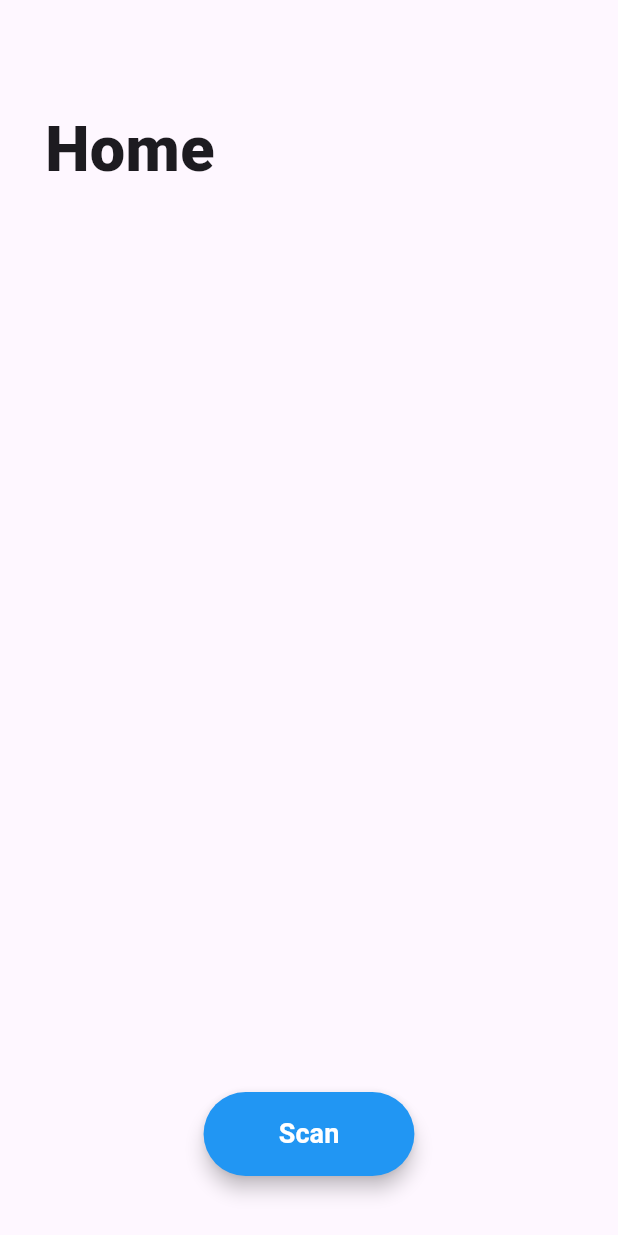
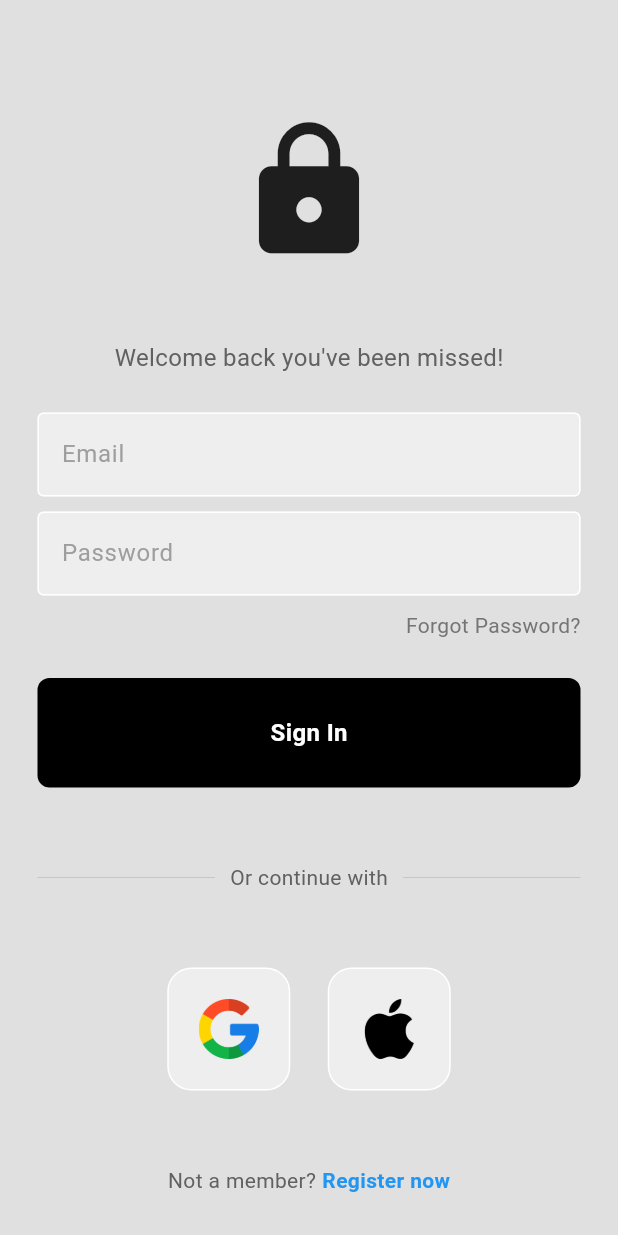
Before and after one commit to adelitoo/Mobile-Crate-Recognition, a Flutter app: the screen it shows after launch, on a phone screen of 412 x 824 dp. Run offline on Flutter 3.47's test engine with Material 3 defaults, Android fonts, the phone set to English and light mode, and no system bars; our stand-ins replace camera, firebase_auth, firebase_core, flutter_native_splash; accounts and stored records are empty; Roboto replaces fonts that are missing (SFPro).

Commit message:
created login screen + firebase setup

```diff
--- /dev/null
+++ b/mobile-app/crate_app/lib/auth_screen.dart
@@ -0,0 +1,27 @@
+import 'package:crate_app/home_screen.dart';
+import 'package:crate_app/login_screen.dart';
+import 'package:firebase_auth/firebase_auth.dart';
+import 'package:flutter/material.dart';
+
+class AuthScreen extends StatelessWidget {
+  const AuthScreen({super.key});
+
+  @override
+  Widget build(BuildContext context) {
+    return Scaffold(
+      body: StreamBuilder<User?>(
+        stream: FirebaseAuth.instance.authStateChanges(),
+        builder: (context, snapshot) {
+          // user is logged in
+          if (snapshot.hasData) {
+            return HomeScreen();
+          }
+          // user is not logged it
+          else {
+            return LoginScreen();
+          }
+        },
+      ),
+    );
+  }
+}
--- /dev/null
+++ b/mobile-app/crate_app/lib/components/my_button.dart
@@ -0,0 +1,32 @@
+import 'package:flutter/material.dart';
+
+class MyButton extends StatelessWidget {
+  final Function()? onTap;
+
+  const MyButton({super.key, required this.onTap});
+
+  @override
+  Widget build(BuildContext context) {
+    return GestureDetector(
+      onTap: onTap,
+      child: Container(
+        padding: const EdgeInsets.all(25),
+        margin: const EdgeInsets.symmetric(horizontal: 25),
+        decoration: BoxDecoration(
+          color: Colors.black,
+          borderRadius: BorderRadius.circular(8),
+        ),
+        child: const Center(
+          child: Text(
+            "Sign In",
+            style: TextStyle(
+              color: Colors.white,
+              fontWeight: FontWeight.bold,
+              fontSize: 16,
+            ),
+          ),
+        ),
+      ),
+    );
+  }
+}
--- /dev/null
+++ b/mobile-app/crate_app/lib/components/my_textfield.dart
@@ -0,0 +1,37 @@
+import 'package:flutter/material.dart';
+
+class MyTextField extends StatelessWidget {
+  final controller;
+  final String hintText;
+  final bool obscureText;
+
+  const MyTextField({
+    super.key,
+    required this.controller,
+    required this.hintText,
+    required this.obscureText,
+  });
+
+  @override
+  Widget build(BuildContext context) {
+    return Padding(
+      padding: const EdgeInsets.symmetric(horizontal: 25.0),
+      child: TextField(
+        controller: controller,
+        obscureText: obscureText,
+        decoration: InputDecoration(
+          enabledBorder: const OutlineInputBorder(
+            borderSide: BorderSide(color: Colors.white),
+          ),
+          focusedBorder: OutlineInputBorder(
+            borderSide: BorderSide(color: Colors.grey.shade400),
+          ),
+          fillColor: Colors.grey.shade200,
+          filled: true,
+          hintText: hintText,
+          hintStyle: TextStyle(color: Colors.grey[500]),
+        ),
+      ),
+    );
+  }
+}
--- /dev/null
+++ b/mobile-app/crate_app/lib/components/square_title.dart
@@ -0,0 +1,19 @@
+import 'package:flutter/material.dart';
+
+class SquareTile extends StatelessWidget {
+  final String imagePath;
+  const SquareTile({super.key, required this.imagePath});
+
+  @override
+  Widget build(BuildContext context) {
+    return Container(
+      padding: EdgeInsets.all(20),
+      decoration: BoxDecoration(
+        border: Border.all(color: Colors.white),
+        borderRadius: BorderRadius.circular(16),
+        color: Colors.grey[200],
+      ),
+      child: Image.asset(imagePath, height: 40),
+    );
+  }
+}
--- a/mobile-app/crate_app/lib/home_screen.dart
+++ b/mobile-app/crate_app/lib/home_screen.dart
@@ -1,9 +1,16 @@
 import 'package:camera/camera.dart';
 import 'package:crate_app/camera_screen.dart';
+import 'package:firebase_auth/firebase_auth.dart';
 import 'package:flutter/material.dart';
 
 class HomeScreen extends StatelessWidget {
-  const HomeScreen({super.key});
+  HomeScreen({super.key});
+
+  final user = FirebaseAuth.instance.currentUser;
+
+  void signUserOut() {
+    FirebaseAuth.instance.signOut();
+  }
 
   @override
   Widget build(BuildContext context) {
@@ -14,7 +21,7 @@ class HomeScreen extends StatelessWidget {
           const Padding(
             padding: EdgeInsets.fromLTRB(30, 70, 0, 0),
             child: Text(
-              'Home',
+              "Home",
               style: TextStyle(
                 fontFamily: 'SFPro',
                 fontSize: 42,
@@ -22,6 +29,32 @@ class HomeScreen extends StatelessWidget {
               ),
             ),
           ),
+
+          // Logout icon at top right corner
+          Positioned(
+            top: 75,
+            right: 30,
+            child: IconButton(
+              onPressed: signUserOut,
+              icon: const Icon(Icons.logout),
+              iconSize: 28,
+              color: Colors.black,
+            ),
+          ),
+
+          // Centered Username
+          Align(
+            alignment: Alignment.center,
+            child: Text(
+              "Logged in as \n${user?.displayName ?? user?.email ?? "User"}",
+              style: const TextStyle(
+                fontFamily: 'SFPro',
+                fontSize: 28,
+                fontWeight: FontWeight.bold,
+              ),
+            ),
+          ),
+
           // Centered Scan button at the bottom
           Align(
             alignment: Alignment.bottomCenter,
--- /dev/null
+++ b/mobile-app/crate_app/lib/login_screen.dart
@@ -0,0 +1,172 @@
+import 'package:firebase_auth/firebase_auth.dart';
+import 'package:flutter/material.dart';
+import 'components/my_textfield.dart';
+import 'components/my_button.dart';
+import 'components/square_title.dart';
+
+class LoginScreen extends StatefulWidget {
+  LoginScreen({super.key});
+
+  @override
+  State<LoginScreen> createState() => _LoginScreenState();
+}
+
+class _LoginScreenState extends State<LoginScreen> {
+  // text editing controllers
+  final emailController = TextEditingController();
+
+  final passwordController = TextEditingController();
+
+  // sign user in method
+  void signUserIn() async {
+    // show loading circle
+    showDialog(
+      context: context,
+      builder: (context) {
+        return const Center(child: CircularProgressIndicator());
+      },
+    );
+
+    // try sign in
+    try {
+      await FirebaseAuth.instance.signInWithEmailAndPassword(
+        email: emailController.text,
+        password: passwordController.text,
+      );
+      // pop the loading circle
+      Navigator.pop(context);
+    } on FirebaseAuthException catch (e) {
+      Navigator.pop(context);
+      // wrong email
+      if (e.code == 'user-not-found') {
+        wrongEmailMessage();
+      }
+      // wrong password
+      else if (e.code == 'wrong-password') {
+        wrongPasswordMessage();
+      }
+    }
+  }
+
+  // wrong email message popup
+  void wrongEmailMessage() {
+    showDialog(
+      context: context,
+      builder: (context) {
+        return const AlertDialog(title: Text("Incorrect Email"));
+      },
+    );
+  }
+
+  // wrong password message popup
+  void wrongPasswordMessage() {
+    showDialog(
+      context: context,
+      builder: (context) {
+        return const AlertDialog(title: Text("Incorrect Password"));
+      },
+    );
+  }
+
+  @override
+  Widget build(BuildContext context) {
+    return Scaffold(
+      resizeToAvoidBottomInset: true,
+      backgroundColor: Colors.grey[300],
+      body: SafeArea(
+        child: Center(
+          child: SingleChildScrollView(
+            // ✅ Wrap the Column
+            child: Column(
+              mainAxisAlignment: MainAxisAlignment.center,
+              children: [
+                const SizedBox(height: 50),
+                const Icon(Icons.lock, size: 100),
+                const SizedBox(height: 50),
+                Text(
+                  'Welcome back you\'ve been missed!',
+                  style: TextStyle(color: Colors.grey[700], fontSize: 16),
+                ),
+                const SizedBox(height: 25),
+                MyTextField(
+                  controller: emailController,
+                  hintText: 'Email',
+                  obscureText: false,
+                ),
+                const SizedBox(height: 10),
+                MyTextField(
+                  controller: passwordController,
+                  hintText: 'Password',
+                  obscureText: true,
+                ),
+                const SizedBox(height: 10),
+                Padding(
+                  padding: const EdgeInsets.symmetric(horizontal: 25.0),
+                  child: Row(
+                    mainAxisAlignment: MainAxisAlignment.end,
+                    children: [
+                      Text(
+                        'Forgot Password?',
+                        style: TextStyle(color: Colors.grey[600]),
+                      ),
+                    ],
+                  ),
+                ),
+                const SizedBox(height: 25),
+                MyButton(onTap: signUserIn),
+                const SizedBox(height: 50),
+                Padding(
+                  padding: const EdgeInsets.symmetric(horizontal: 25.0),
+                  child: Row(
+                    children: [
+                      Expanded(
+                        child: Divider(thickness: 0.5, color: Colors.grey[400]),
+                      ),
+                      Padding(
+                        padding: const EdgeInsets.symmetric(horizontal: 10.0),
+                        child: Text(
+                          'Or continue with',
+                          style: TextStyle(color: Colors.grey[700]),
+                        ),
+                      ),
+                      Expanded(
+                        child: Divider(thickness: 0.5, color: Colors.grey[400]),
+                      ),
+                    ],
+                  ),
+                ),
+                const SizedBox(height: 50),
+                Row(
+                  mainAxisAlignment: MainAxisAlignment.center,
+                  children: const [
+                    SquareTile(imagePath: 'assets/images/icon/google.png'),
+                    SizedBox(width: 25),
+                    SquareTile(imagePath: 'assets/images/icon/apple.png'),
+                  ],
+                ),
+                const SizedBox(height: 50),
+                Row(
+                  mainAxisAlignment: MainAxisAlignment.center,
+                  children: [
+                    Text(
+                      'Not a member?',
+                      style: TextStyle(color: Colors.grey[700]),
+                    ),
+                    const SizedBox(width: 4),
+                    const Text(
+                      'Register now',
+                      style: TextStyle(
+                        color: Colors.blue,
+                        fontWeight: FontWeight.bold,
+                      ),
+                    ),
+                  ],
+                ),
+              ],
+            ),
+          ),
+        ),
+      ),
+    );
+  }
+}
--- a/mobile-app/crate_app/lib/main.dart
+++ b/mobile-app/crate_app/lib/main.dart
@@ -1,8 +1,14 @@
+import 'package:crate_app/auth_screen.dart';
 import 'package:flutter/material.dart';
 import 'package:flutter_native_splash/flutter_native_splash.dart';
-import 'home_screen.dart';
+import 'package:firebase_core/firebase_core.dart';
+import 'firebase_options.dart';
+//import 'home_screen.dart';
+import 'login_screen.dart';
 
 void main() async {
+  WidgetsFlutterBinding.ensureInitialized();
+  await Firebase.initializeApp(options: DefaultFirebaseOptions.currentPlatform);
   WidgetsBinding widgetsBinding = WidgetsFlutterBinding.ensureInitialized();
   FlutterNativeSplash.preserve(widgetsBinding: widgetsBinding);
   //await Future.delayed(Duration(seconds: 2));
@@ -15,6 +21,6 @@ class MyApp extends StatelessWidget {
 
   @override
   Widget build(BuildContext context) {
-    return MaterialApp(home: const HomeScreen());
+    return MaterialApp(debugShowCheckedModeBanner: false, home: AuthScreen());
   }
 }
```
Also changed, not shown: mobile-app/crate_app/pubspec.yaml (+6 -2 lines), mobile-app/crate_app/assets/images/icon/apple.png (added), mobile-app/crate_app/assets/images/icon/google.png (added), mobile-app/crate_app/firebase.json (added), mobile-app/crate_app/lib/firebase_options.dart (added), mobile-app/crate_app/pubspec.lock, 12 other files.
